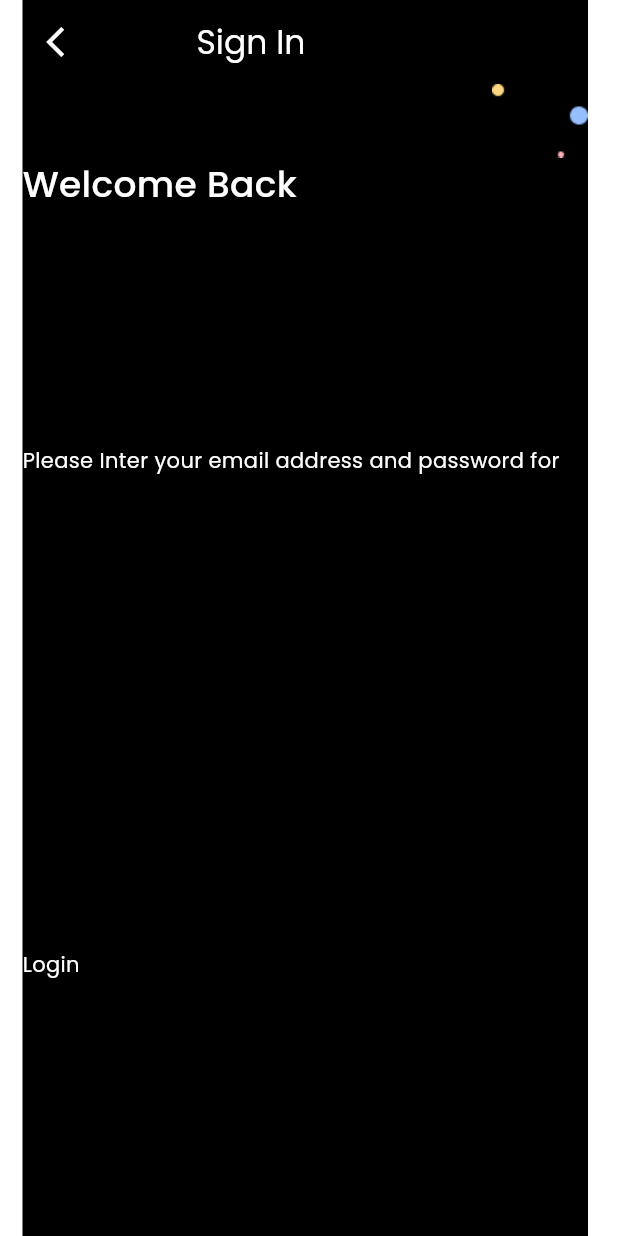
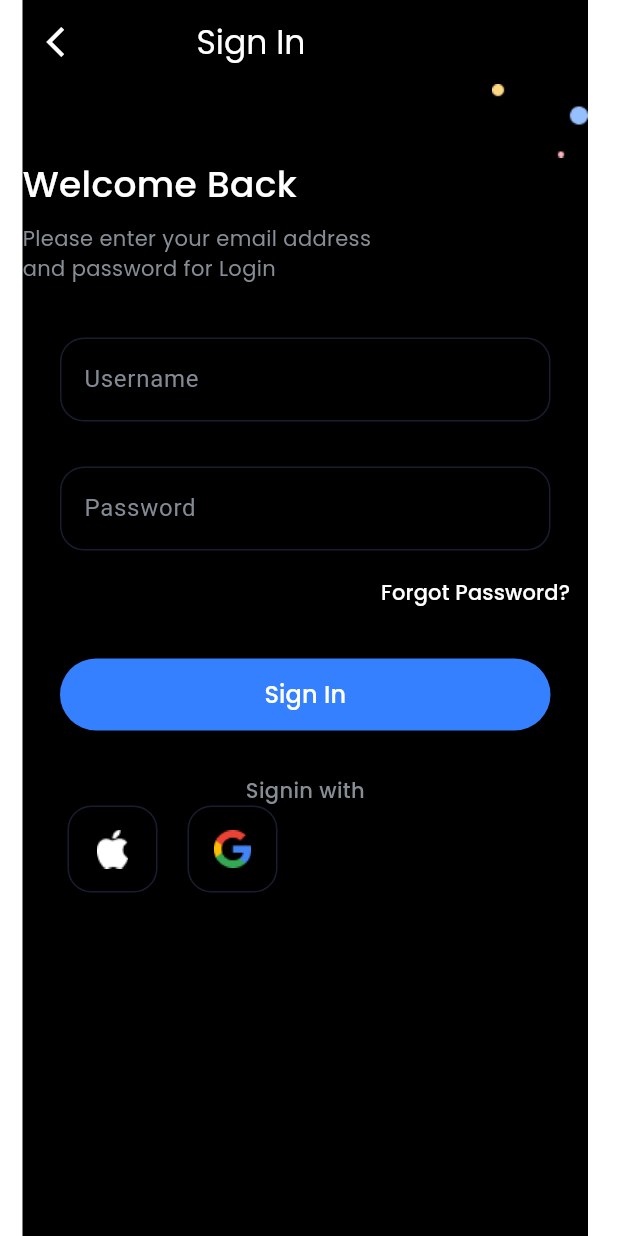
Before and after one commit to aleena02122002/Taskey-stacked, a Flutter app: the screen it shows after launch, on a phone screen of 412 x 824 dp. Run offline on Flutter 3.47's test engine with Material 3 defaults, Android fonts, the phone set to English and light mode, and no system bars; our stand-ins replace stacked, stacked_services, stacked_shared.

Commit message:
signin added

```diff
--- a/lib/app/app.dart
+++ b/lib/app/app.dart
@@ -1,6 +1,8 @@
 import 'package:stacked/stacked_annotations.dart';
 import 'package:taskey/views/home/home.dart';
 import 'package:taskey/views/signin/signin.dart';
+import 'package:taskey/widget/textfeildpassword.dart';
+import 'package:taskey/widget/textfeilduser.dart';
 
 @StackedApp(routes: [
 
@@ -8,7 +10,8 @@ import 'package:taskey/views/signin/signin.dart';
 
 ],
   dependencies: [
-
+    LazySingleton(classType: TextFields),
+    LazySingleton(classType: TextFieldPassword),
   ],
 )
 
--- a/lib/app/app.locator.dart
+++ b/lib/app/app.locator.dart
@@ -7,6 +7,9 @@
 // ignore_for_file: public_member_api_docs, implementation_imports, depend_on_referenced_packages
 
 import 'package:stacked_shared/stacked_shared.dart';
+
+import '../widget/textfeildpassword.dart';
+import '../widget/textfeilduser.dart';
 
 final locator = StackedLocator.instance;
 
@@ -19,4 +22,6 @@ Future<void> setupLocator({
       environment: environment, environmentFilter: environmentFilter);
 
 // Register dependencies
+  locator.registerLazySingleton(() => TextFields());
+  locator.registerLazySingleton(() => TextFieldPassword());
 }
--- a/lib/views/signin/signin.dart
+++ b/lib/views/signin/signin.dart
@@ -1,15 +1,17 @@
+import 'package:flutter/cupertino.dart';
 import 'package:flutter/material.dart';
 import 'package:stacked/stacked.dart';
 import 'package:taskey/views/signin/signin_viewmodel.dart';
+import 'package:taskey/widget/textfeilduser.dart';
 
 class SignInView extends StatelessWidget {
   const SignInView({super.key});
 
   @override
   Widget build(BuildContext context) {
-    return ViewModelBuilder.nonReactive(
+    return ViewModelBuilder<SigninViewmodel>.nonReactive(
       viewModelBuilder: () => SigninViewmodel(),
-        builder: (context, viewmodel, index) {
+      builder: (context, viewmodel, child) {
         return SafeArea(
           child: Container(
             margin: const EdgeInsets.only(left: 15, right: 20, bottom: 0),
@@ -19,8 +21,7 @@ class SignInView extends StatelessWidget {
                 backgroundColor: Colors.transparent,
                 title: const Text(
                   "Sign In",
-                    style:
-                        TextStyle(color: Colors.white, fontFamily: "Poppins"),
+                  style: TextStyle(color: Colors.white, fontFamily: "Poppins"),
                 ),
                 titleSpacing: 60,
                 leading: const Icon(
@@ -28,13 +29,14 @@ class SignInView extends StatelessWidget {
                   color: Colors.white,
                 ),
               ),
-                body: const Column(
+              body: Column(
                 children: [
-                    Align(
+                  const Align(
                     alignment: Alignment.topRight,
-                        child: Image(
-                            image: AssetImage("assets/images/ellipse.png"))),
-                    Align(
+                    child:
+                        Image(image: AssetImage("assets/images/ellipse.png")),
+                  ),
+                  const Align(
                     alignment: Alignment.topLeft,
                     child: Text(
                       "Welcome Back",
@@ -43,22 +45,105 @@ class SignInView extends StatelessWidget {
                           fontFamily: "Poppins",
                           fontSize: 24,
                           color: Colors.white),
-                        )),
-                    Text(
-                      "Please Inter your email address and password for Login",
+                    ),
+                  ),
+                  const SizedBox(height: 10),
+                  const Align(
+                    alignment: Alignment(-1, 0),
+                    child: Text(
+                      "Please enter your email address \nand password for Login",
                       maxLines: 2,
                       style: TextStyle(
-                          height: 24,
+                          fontWeight: FontWeight.w400,
+                          fontFamily: "Poppins",
+                          fontSize: 14,
+                          color: Color(0xFF868D95)),
+                    ),
+                  ),
+                  SizedBox(height: 10.0),
+                  viewmodel.textfieldService,
+                  viewmodel.textfieldPassword,
+                  Align(
+                    alignment: Alignment.topRight,
+                    child: TextButton(
+                      onPressed: () {},
+                      child: Text(
+                        "Forgot Password?",
+                        style: TextStyle(
+                            fontWeight: FontWeight.w500,
+                            fontFamily: "Poppins",
+                            fontSize: 14,
+                            color: Colors.white),
+                      ),
+                    ),
+                  ),
+                  SizedBox(height: 20),
+                  ElevatedButton(
+                    onPressed: () {},
+                    child: Text(
+                      "Sign In",
+                      style: TextStyle(
                           color: Colors.white,
+                          fontWeight: FontWeight.w500,
                           fontFamily: "Poppins",
-                          fontWeight: FontWeight.w400,
-                          fontSize: 14),
+                          fontSize: 16),
+                    ),
+                    style: ElevatedButton.styleFrom(
+                        fixedSize: Size(327, 48),
+                        backgroundColor: Color(0xFF3580FF)),
+                  ),
+                  SizedBox(height: 30),
+                  Text(
+                    "Signin with",
+                    style: TextStyle(
+                        fontWeight: FontWeight.w500,
+                        fontFamily: "Poppins",
+                        fontSize: 14,
+                        color: Color(0xFF868D95)),
+                  ),
+
+                    Padding(
+                      padding: const EdgeInsets.symmetric(horizontal: 30.0),
+                      child: Row(
+                        children: [
+                          GestureDetector(
+                            onTap: (){},
+                            child: Container(
+                              height: 58,
+                              width: 60,
+                              decoration: BoxDecoration(
+                                borderRadius: BorderRadius.circular(16),
+                                border: Border.all(
+                                  color: Color(0xFF191D30)
+                                )
+                              ),
+                              child: Image(image: AssetImage("assets/images/path4.png"),height: 26,width: 21,),
+                            ),
+                          ),
+                          SizedBox(width: 20),
+                          GestureDetector(
+                            onTap: (){},
+                            child: Container(
+                              height: 58,
+                              width: 60,
+                              decoration: BoxDecoration(
+                                  borderRadius: BorderRadius.circular(16),
+                                  border: Border.all(
+                                      color: Color(0xFF191D30)
+                                  )
+                              ),
+                              child: Image(image: AssetImage("assets/images/Group 659.png"),height: 26,width: 21,),
+                            ),
+                          ),
+                        ],
+                      ),
                     ),
                 ],
               ),
             ),
           ),
         );
-        });
+      },
+    );
   }
 }
--- a/lib/views/signin/signin_viewmodel.dart
+++ b/lib/views/signin/signin_viewmodel.dart
@@ -1,5 +1,9 @@
 import 'package:stacked/stacked.dart';
+import 'package:taskey/app/app.locator.dart';
+import 'package:taskey/widget/textfeildpassword.dart';
+import 'package:taskey/widget/textfeilduser.dart';
 
 class SigninViewmodel extends BaseViewModel{
-
+final TextFields textfieldService = locator<TextFields>();
+final TextFieldPassword textfieldPassword = locator<TextFieldPassword>();
 }
--- /dev/null
+++ b/lib/widget/textfeildpassword.dart
@@ -0,0 +1,32 @@
+import 'package:flutter/cupertino.dart';
+import 'package:flutter/material.dart';
+
+class TextFieldPassword extends StatelessWidget {
+
+  const TextFieldPassword({super.key,});
+
+  @override
+  Widget build(BuildContext context) {
+    return SizedBox(
+      width: 327,
+      height: 60,
+      child: TextFormField(
+          decoration: const InputDecoration(
+            hintText: "Password",
+            hintStyle: TextStyle(color: Color(0xFF848A94)),
+            enabledBorder: OutlineInputBorder(
+              borderRadius: BorderRadius.all(Radius.circular(16)),
+              borderSide: BorderSide(color: Color(0xFF191D30)),
+            ),
+            focusedBorder: OutlineInputBorder(
+              borderRadius: BorderRadius.all(Radius.circular(16)),
+              borderSide: BorderSide(
+                color: Color(0xFF3580FF),
+                width: 1.0,
+              ),
+            ),
+          ),
+        ),
+    );
+  }
+}
--- /dev/null
+++ b/lib/widget/textfeilduser.dart
@@ -0,0 +1,35 @@
+import 'package:flutter/cupertino.dart';
+import 'package:flutter/material.dart';
+
+class TextFields extends StatelessWidget {
+
+  const TextFields({super.key,});
+
+  @override
+  Widget build(BuildContext context) {
+    return Padding(
+      padding: const EdgeInsets.symmetric(vertical: 26.0),
+      child: SizedBox(
+        height: 60,
+        width: 327,
+        child: TextFormField(
+            decoration: InputDecoration(
+              hintText: "Username",
+              hintStyle: TextStyle(color: Color(0xFF848A94)),
+              enabledBorder: OutlineInputBorder(
+                borderRadius: BorderRadius.all(Radius.circular(16.0)),
+                borderSide: BorderSide(color: Color(0xFF191D30)),
+              ),
+              focusedBorder: OutlineInputBorder(
+                borderRadius: BorderRadius.all(Radius.circular(16.0)),
+                borderSide: BorderSide(
+                  color: Color(0xFF3580FF),
+                  width: 1.0,
+                ),
+              ),
+            ),
+          ),
+      ),
+    );
+  }
+}
```
Also changed, not shown: assets/images/Group 659.png (added), assets/images/path4.png (added). Lines whose indentation alone changed are shown as unchanged.
